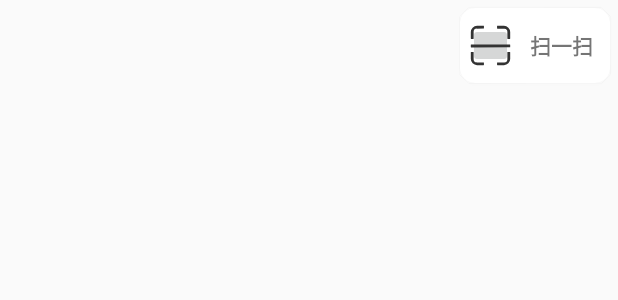
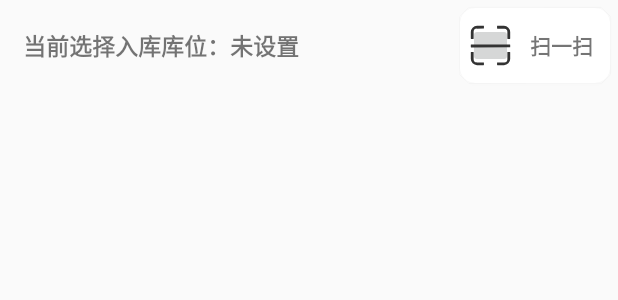
Before and after one commit to wenvelope/Inventory, an Android app: the layout fragment_scan.xml on its own in the app's theme, with its tools: preview values and no code run, on a phone screen of 412 x 824 dp. Shown: the top 300 px of the screen. Run offline under Robolectric (Android 15) with nearby library versions, the phone set to English and light mode, and no system bars.

Commit message:
+model---material and repository

```diff
--- a/app/src/main/res/layout/fragment_scan.xml
+++ b/app/src/main/res/layout/fragment_scan.xml
@@ -11,6 +11,32 @@
         android:layout_width="match_parent"
         android:layout_height="match_parent"
         tools:context=".ui.ScanFragment">
+        <TextView
+            android:layout_width="wrap_content"
+            android:layout_height="50dp"
+            android:id="@+id/area_repository_fore"
+            app:layout_constraintStart_toStartOf="parent"
+            app:layout_constraintTop_toTopOf="parent"
+            android:layout_marginTop="5dp"
+            android:layout_marginStart="15dp"
+            android:textSize="15sp"
+            android:textStyle="bold"
+            android:gravity="start|center"
+            android:text="@string/area_fore"
+            />
+        <TextView
+            android:layout_width="wrap_content"
+            android:layout_height="50dp"
+            android:id="@+id/area_repository"
+            app:layout_constraintStart_toEndOf="@+id/area_repository_fore"
+            app:layout_constraintTop_toTopOf="parent"
+            android:layout_marginTop="5dp"
+            android:textSize="15sp"
+            android:textStyle="bold"
+            android:gravity="start|center"
+            android:text="@string/area_default"
+            />
+
 
         <androidx.cardview.widget.CardView
             android:id="@+id/scan_bg"
@@ -41,7 +67,7 @@
                     android:layout_height="30dp"
                     android:gravity="center"
                     android:layout_gravity="center"
-                    android:text="扫一扫"
+                    android:text="@string/saoyisao"
                     android:textStyle="bold"
                     />
 
@@ -49,6 +75,16 @@
 
         </androidx.cardview.widget.CardView>
 
+        <androidx.recyclerview.widget.RecyclerView
+            android:id="@+id/Material_RecyclerView"
+            android:layout_width="match_parent"
+            android:layout_height="0dp"
+            app:layout_constraintTop_toBottomOf="@+id/scan_bg"
+            app:layout_constraintStart_toStartOf="parent"
+            app:layout_constraintEnd_toEndOf="parent"
+            app:layout_constraintBottom_toBottomOf="parent"
+            />
+
 
 
 
--- a/app/src/main/res/values/strings.xml
+++ b/app/src/main/res/values/strings.xml
@@ -1,4 +1,7 @@
 <resources>
     <string name="app_name">Inventory</string>
     <string name="hello_blank_fragment">Hello blank fragment</string>
+    <string name="saoyisao">扫一扫</string>
+    <string name="area_default">未设置</string>
+    <string name="area_fore">当前选择入库库位：</string>
 </resources>
```
Also changed, not shown: app/src/main/java/com/example/inventory/adapter/MaterialAdapter.kt (added, +30 -0 lines), app/src/main/java/com/example/inventory/bean/MaterialBean.kt (added, +20 -0 lines), app/src/main/java/com/example/inventory/bean/RepoBean.kt (added, +9 -0 lines), app/src/main/java/com/example/inventory/model/HomeViewModel.kt (+16 -0 lines), app/src/main/java/com/example/inventory/ui/ScanFragment.kt (+7 -0 lines), app/src/main/res/layout/material_item.xml (added, +14 -0 lines).
